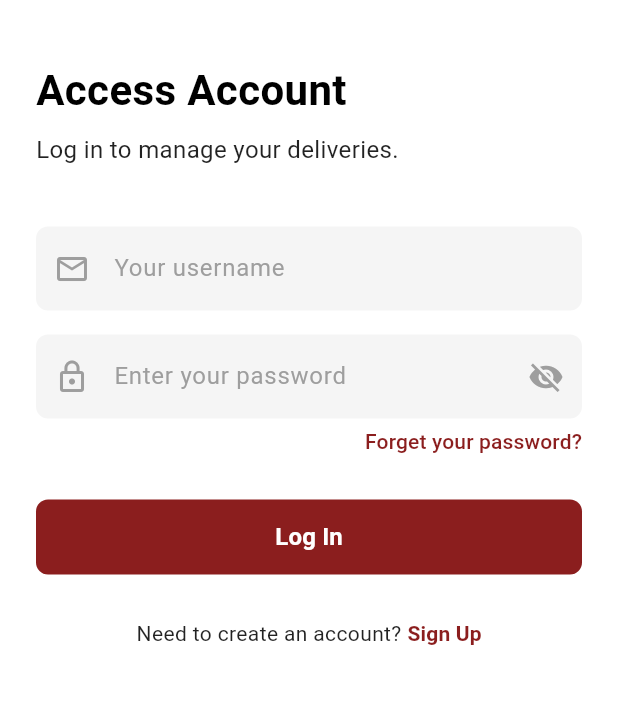
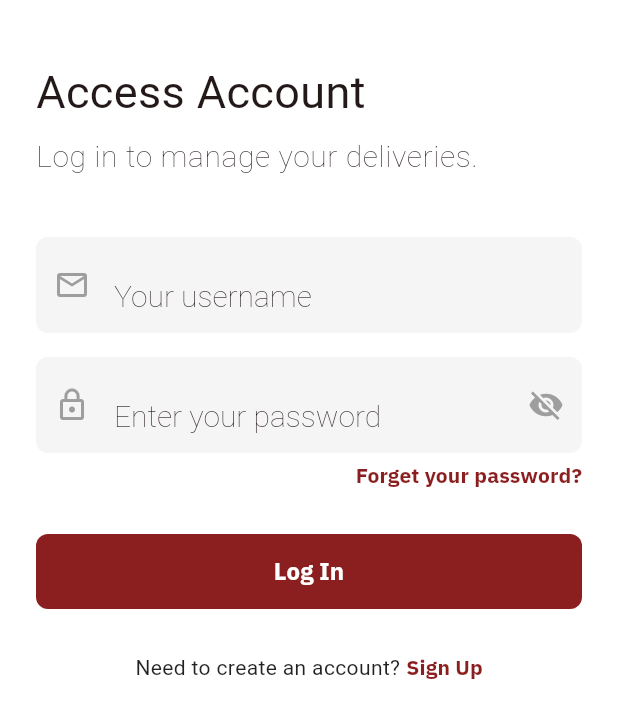
Before and after one commit to Addy-0001/logitracker, a Flutter app: the screen it shows after launch, on a phone screen of 412 x 824 dp. Shown: the top 718 px of the screen. Run offline on Flutter 3.47's test engine with Material 3 defaults, Android fonts, the phone set to English and light mode, and no system bars; Roboto replaces fonts that are missing (IBM Plex Sans Regular); project files that could hold a hidden picture were left out.

Commit message:
update, added fonts, makign theme

```diff
--- a/lib/app.dart
+++ b/lib/app.dart
@@ -1,4 +1,5 @@
 import 'package:flutter/material.dart';
+import 'package:logitracker/themes/app_theme.dart';
 import 'package:logitracker/view/login_screen.dart';
 import 'package:logitracker/view/register_screen.dart';
 
@@ -10,6 +11,7 @@ class App extends StatelessWidget {
   @override
   Widget build(BuildContext context) {
     return MaterialApp(
+      theme: getApplicationTheme(),
       title: "My First Assignment",
       initialRoute: '/',
       routes: {
--- /dev/null
+++ b/lib/themes/app_theme.dart
@@ -0,0 +1,112 @@
+import 'package:flutter/material.dart';
+
+ThemeData getApplicationTheme() {
+  const double mediumFontSize = 30;
+  const double largeFontSize = 40;
+  const double smallFontSize = 20;
+
+  const FontWeight bold = FontWeight.bold;
+  const FontWeight normal = FontWeight.w400;
+  const FontWeight light = FontWeight.w100;
+
+  const Color primaryColor = Color(0XFF8b1e1e);
+
+  return ThemeData(
+    useMaterial3: true,
+    appBarTheme: AppBarTheme(
+      backgroundColor: primaryColor,
+      elevation: 5,
+      titleTextStyle: TextStyle(fontSize: largeFontSize, fontWeight: bold),
+    ),
+
+    // Color Theme
+    colorScheme: ColorScheme.fromSeed(
+      primary: primaryColor,
+      seedColor: Color(0xFF8b1e1e),
+      brightness: Brightness.light,
+    ),
+
+    // Text Theme
+    textTheme: TextTheme(
+      // Large Text Font Theme
+      displayLarge: const TextStyle(
+        fontSize: largeFontSize,
+        fontWeight: bold,
+        fontFamily: "IBM Plex Sans Bold",
+      ),
+      titleLarge: const TextStyle(
+        fontSize: 40,
+        fontWeight: bold,
+        fontFamily: "IBM Plex Sans Bold",
+      ),
+      labelLarge: const TextStyle(
+        fontSize: 40,
+        fontWeight: bold,
+        fontFamily: "IBM Plex Sans Bold",
+      ),
+      bodyLarge: const TextStyle(
+        fontSize: 40,
+        fontWeight: bold,
+        fontFamily: "IBM Plex Sans Bold",
+      ),
+      headlineLarge: const TextStyle(
+        fontSize: 40,
+        fontWeight: bold,
+        fontFamily: "IBM Plex Sans Bold",
+      ),
+
+      // Medium Text Font Theme
+      bodyMedium: const TextStyle(
+        fontSize: mediumFontSize,
+        fontWeight: normal,
+        fontFamily: "IBM Plex Sans Regular",
+      ),
+      labelMedium: const TextStyle(
+        fontSize: mediumFontSize,
+        fontWeight: normal,
+        fontFamily: "IBM Plex Sans Regular",
+      ),
+      titleMedium: const TextStyle(
+        fontSize: mediumFontSize,
+        fontWeight: normal,
+        fontFamily: "IBM Plex Sans Regular",
+      ),
+      displayMedium: const TextStyle(
+        fontSize: mediumFontSize,
+        fontWeight: normal,
+        fontFamily: "IBM Plex Sans Regular",
+      ),
+      headlineMedium: const TextStyle(
+        fontSize: mediumFontSize,
+        fontWeight: normal,
+        fontFamily: "IBM Plex Sans Regular",
+      ),
+
+      bodySmall: const TextStyle(
+        fontSize: smallFontSize,
+        fontWeight: light,
+        fontFamily: "IBM Plex Sans Regular",
+      ),
+      labelSmall: const TextStyle(
+        fontSize: smallFontSize,
+        fontWeight: light,
+        fontFamily: "IBM Plex Sans Regular",
+      ),
+      titleSmall: const TextStyle(
+        fontSize: smallFontSize,
+        fontWeight: light,
+        fontFamily: "IBM Plex Sans Regular",
+      ),
+      displaySmall: const TextStyle(
+        fontSize: smallFontSize,
+        fontWeight: light,
+        fontFamily: "IBM Plex Sans Regular",
+      ),
+      headlineSmall: const TextStyle(
+        fontSize: smallFontSize,
+        fontWeight: light,
+        fontFamily: "IBM Plex Sans Regular",
+      ),
+    ),
+  );
+}
--- a/lib/view/dashboard_screen.dart
+++ b/lib/view/dashboard_screen.dart
@@ -14,7 +14,6 @@ class DashboardScreen extends StatelessWidget {
           'Dashboard',
           style: TextStyle(color: Colors.white, fontWeight: FontWeight.bold),
         ),
-        backgroundColor: const Color(0xFF8B1E1E),
         elevation: 0,
         actions: [],
       ),
--- /dev/null
+++ b/lib/view/home_view.dart
@@ -0,0 +1,15 @@
+import 'package:flutter/material.dart';
+
+class HomeView extends StatelessWidget {
+  const HomeView({super.key});
+
+  @override
+  Widget build(BuildContext context) {
+    return Scaffold(
+      appBar: AppBar(
+        title: Text("Logitracker")
+      ),
+      body: Column(),
+    );
+  }
+}
--- a/lib/view/login_screen.dart
+++ b/lib/view/login_screen.dart
@@ -81,19 +81,14 @@ class _LoginScreenState extends State<LoginScreen> {
             crossAxisAlignment: CrossAxisAlignment.start,
             children: [
               const SizedBox(height: 40),
+
               // Header
-              const Text(
-                'Access Account',
-                style: TextStyle(
-                  fontSize: 28,
-                  fontWeight: FontWeight.bold,
-                  color: Colors.black,
-                ),
-              ),
+              const Text('Access Account'),
               const SizedBox(height: 8),
-              const Text(
+              Text(
+                style: Theme.of(context).textTheme.bodySmall,
                 'Log in to manage your deliveries.',
-                style: TextStyle(fontSize: 16, color: Colors.black87),
+                // style: TextStyle(fontSize: 16, color: Colors.black87),
               ),
               const SizedBox(height: 40),
 
@@ -110,12 +105,12 @@ class _LoginScreenState extends State<LoginScreen> {
                 child: TextField(
                   controller: _emailController,
                   keyboardType: TextInputType.emailAddress,
-                  decoration: const InputDecoration(
+                  decoration: InputDecoration(
                     hintText: 'Your username',
-                    hintStyle: TextStyle(color: Colors.grey),
+                    hintStyle: Theme.of(context).textTheme.headlineSmall,
                     prefixIcon: Icon(Icons.email_outlined, color: Colors.grey),
                     border: InputBorder.none,
-                    contentPadding: EdgeInsets.symmetric(vertical: 16),
+                    contentPadding: EdgeInsets.symmetric(vertical: 2),
                   ),
                   onChanged: (_) {
                     if (_errorMessage != null) {
@@ -143,7 +138,7 @@ class _LoginScreenState extends State<LoginScreen> {
                   obscureText: _obscurePassword,
                   decoration: InputDecoration(
                     hintText: 'Enter your password',
-                    hintStyle: const TextStyle(color: Colors.grey),
+                    hintStyle: Theme.of(context).textTheme.headlineSmall,
                     prefixIcon: const Icon(
                       Icons.lock_outline,
                       color: Colors.grey,
@@ -162,7 +157,7 @@ class _LoginScreenState extends State<LoginScreen> {
                       },
                     ),
                     border: InputBorder.none,
-                    contentPadding: const EdgeInsets.symmetric(vertical: 16),
+                    contentPadding: const EdgeInsets.symmetric(vertical: 2),
                   ),
                   onChanged: (_) {
                     if (_errorMessage != null) {
```
Also changed, not shown: pubspec.yaml (+15 -11 lines), assets/fonts/ibm_plex_sans/IBMPlexSans-Bold.ttf (added), assets/fonts/ibm_plex_sans/IBMPlexSans-BoldItalic.ttf (added), assets/fonts/ibm_plex_sans/IBMPlexSans-Italic.ttf (added), assets/fonts/ibm_plex_sans/IBMPlexSans-Regular.ttf (added).
